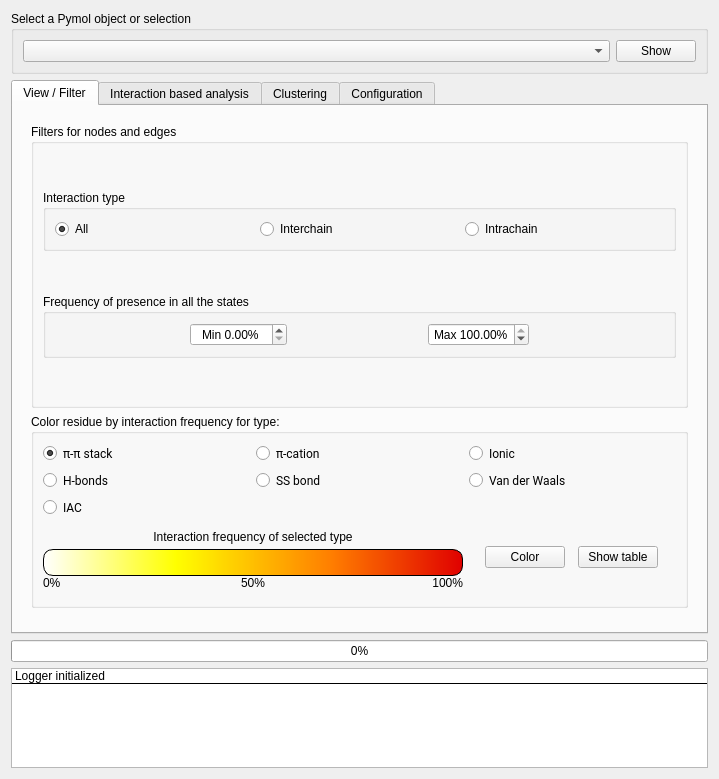
Above: GUIs/plugin.ui from BioComputingUP/ring-pymol before the change. Below: the same form after it.
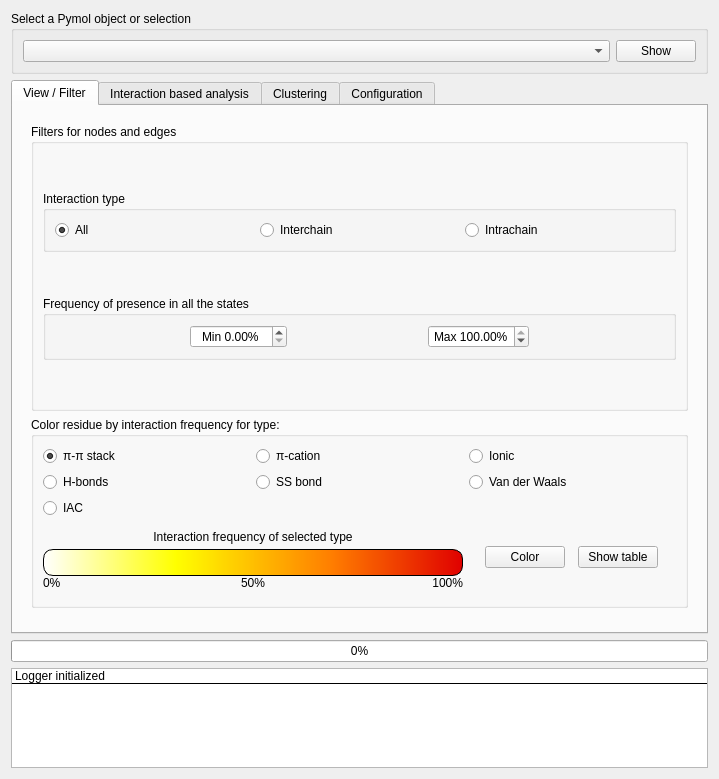
That is the form after the change.

```diff
--- a/GUIs/plugin.ui
+++ b/GUIs/plugin.ui
@@ -196,7 +196,7 @@
               <widget class="QRadioButton" name="pipistack">
                <property name="font">
                 <font>
-                 <family>Roboto</family>
+                 <family>Ubuntu</family>
                  <stylestrategy>PreferDefault</stylestrategy>
                  <kerning>true</kerning>
                 </font>
@@ -213,7 +213,7 @@
               <widget class="QRadioButton" name="pication">
                <property name="font">
                 <font>
-                 <family>Roboto</family>
+                 <family>Ubuntu</family>
                 </font>
                </property>
                <property name="text">
@@ -225,7 +225,7 @@
               <widget class="QRadioButton" name="hbond">
                <property name="font">
                 <font>
-                 <family>Roboto</family>
+                 <family>Ubuntu</family>
                 </font>
                </property>
                <property name="text">
@@ -240,7 +240,7 @@
               <widget class="QRadioButton" name="iac">
                <property name="font">
                 <font>
-                 <family>Roboto</family>
+                 <family>Ubuntu</family>
                 </font>
                </property>
                <property name="text">
@@ -381,7 +381,7 @@
               <widget class="QRadioButton" name="ssbond">
                <property name="font">
                 <font>
-                 <family>Roboto</family>
+                 <family>Ubuntu</family>
                 </font>
                </property>
                <property name="text">
@@ -393,7 +393,7 @@
               <widget class="QRadioButton" name="ionic">
                <property name="font">
                 <font>
-                 <family>Roboto</family>
+                 <family>Ubuntu</family>
                 </font>
                </property>
                <property name="text">
@@ -405,7 +405,7 @@
               <widget class="QRadioButton" name="vdw">
                <property name="font">
                 <font>
-                 <family>Roboto</family>
+                 <family>Ubuntu</family>
                 </font>
                </property>
                <property name="text">
```
